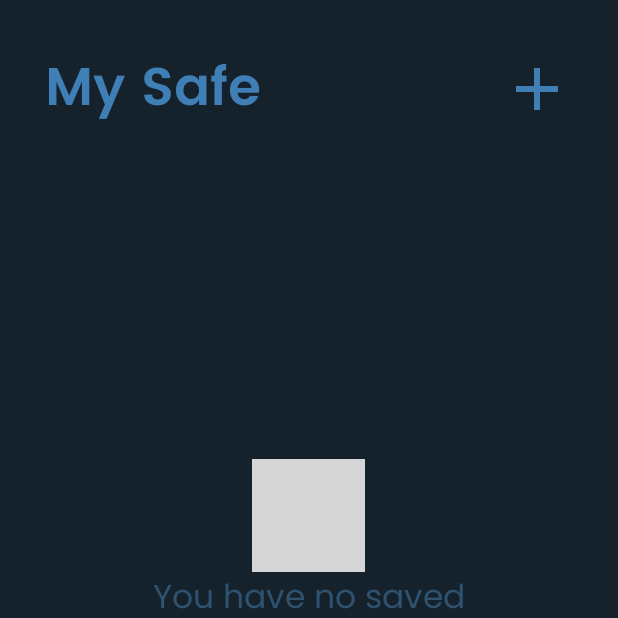
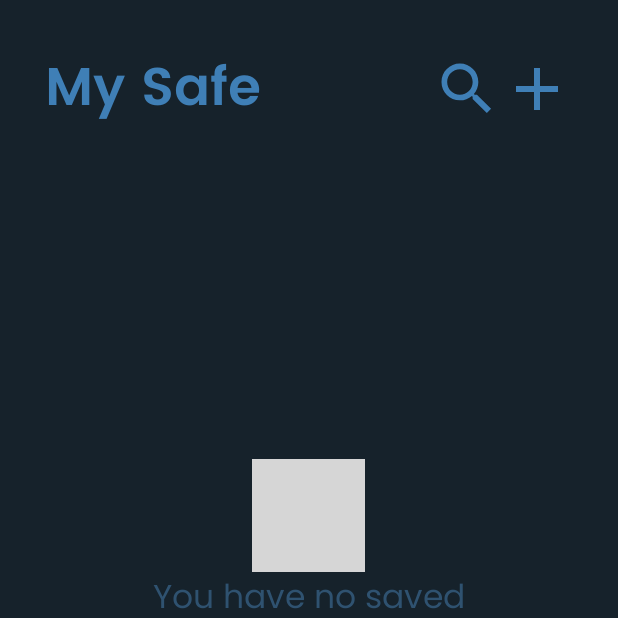
Before and after one commit to StevenCherian/SecureSafe, an Android app: the MainActivity screen opened directly, with no data from a screen before it, on a phone screen of 412 x 824 dp, the top half of it. Run offline under Robolectric (Android 15) with nearby library versions, the phone set to English and light mode, and no system bars; grey boxes are pictures that could not be loaded.

Commit message:
Added search button and search box. Removed underline from text in text boxes

```diff
--- a/app/src/main/java/com/example/cmsc413project/MainActivity.java
+++ b/app/src/main/java/com/example/cmsc413project/MainActivity.java
@@ -1,18 +1,27 @@
 package com.example.cmsc413project;
 
 import androidx.appcompat.app.AppCompatActivity;
+import androidx.appcompat.widget.AppCompatButton;
 import androidx.recyclerview.widget.LinearLayoutManager;
 import androidx.recyclerview.widget.RecyclerView;
 
+import android.animation.ObjectAnimator;
+import android.content.Context;
 import android.content.Intent;
 import android.os.Bundle;
 import android.view.View;
+import android.view.animation.Animation;
+import android.view.animation.AnimationUtils;
+import android.view.inputmethod.InputMethodManager;
 import android.widget.Button;
+import android.widget.EditText;
 import android.widget.LinearLayout;
 
 import com.google.android.material.bottomnavigation.BottomNavigationView;
 
 import java.util.ArrayList;
+import java.util.Collections;
+import java.util.Comparator;
 
 public class MainActivity extends AppCompatActivity {
 
@@ -54,18 +63,63 @@ public class MainActivity extends AppCompatActivity {
 
         manager = new UserPreferencesManager(MainActivity.this);
         loginCredentialsArrayList = manager.getLoginCredentials();
+
+        Collections.sort(loginCredentialsArrayList, new Comparator<LoginCredentials>() {
+            @Override
+            public int compare(LoginCredentials lc1, LoginCredentials lc2) {
+                return lc1.appName.compareToIgnoreCase(lc2.appName);
+            }
+        });
+
         recyclerView.setAdapter(new Adapter(this, loginCredentialsArrayList));
 
         if(loginCredentialsArrayList.size()>0)
             noCredentialsView.setVisibility(View.GONE);
+
+        LinearLayout searchView = findViewById(R.id.searchView);
+
+        AppCompatButton searchButton = findViewById(R.id.searchButton);
+        searchButton.setOnClickListener(new View.OnClickListener() {
+            @Override
+            public void onClick(View view) {
+                ObjectAnimator animation = ObjectAnimator.ofFloat(searchView, "translationY", 35f);
+                animation.setDuration(125);
+                animation.start();
+            }
+        });
+
+        AppCompatButton closeSearchView = findViewById(R.id.closeSearchView);
+        EditText searchInput = findViewById(R.id.searchInput);
+        closeSearchView.setOnClickListener(new View.OnClickListener() {
+            @Override
+            public void onClick(View view) {
+                closeKeyboard();
+                searchInput.setText("");
+
+                ObjectAnimator animation = ObjectAnimator.ofFloat(searchView, "translationY", -300f);
+                animation.setDuration(125);
+                animation.start();
+
+                //CLEAR FILTER
+                recyclerView.setAdapter(new Adapter(MainActivity.this, loginCredentialsArrayList));
+            }
+        });
     }
-
 
     private void openNewCredentialsPage() {
         Intent newCredentialsPage = new Intent(this, AddCredentialsActivity.class);
         startActivity(newCredentialsPage);
     }
 
+    private void closeKeyboard() {
+        View view = this.getCurrentFocus();
+
+        if (view != null) {
+            InputMethodManager manager = (InputMethodManager)
+                    getSystemService(Context.INPUT_METHOD_SERVICE);
+            manager.hideSoftInputFromWindow(view.getWindowToken(), 0);
+        }
+    }
 
     @Override
     public void onBackPressed() {
--- /dev/null
+++ b/app/src/main/res/drawable/ic_search_24.xml
@@ -0,0 +1,10 @@
+<vector xmlns:android="http://schemas.android.com/apk/res/android"
+    android:width="24dp"
+    android:height="24dp"
+    android:viewportWidth="24"
+    android:viewportHeight="24"
+    android:tint="?attr/colorControlNormal">
+  <path
+      android:fillColor="@android:color/white"
+      android:pathData="M15.5,14h-0.79l-0.28,-0.27C15.41,12.59 16,11.11 16,9.5 16,5.91 13.09,3 9.5,3S3,5.91 3,9.5 5.91,16 9.5,16c1.61,0 3.09,-0.59 4.23,-1.57l0.27,0.28v0.79l5,4.99L20.49,19l-4.99,-5zM9.5,14C7.01,14 5,11.99 5,9.5S7.01,5 9.5,5 14,7.01 14,9.5 11.99,14 9.5,14z"/>
+</vector>
--- a/app/src/main/res/drawable/rounded_inputbox.xml
+++ b/app/src/main/res/drawable/rounded_inputbox.xml
@@ -1,10 +1,12 @@
 <?xml version="1.0" encoding="utf-8"?>
-<shape xmlns:android="http://schemas.android.com/apk/res/android">
+<shape xmlns:android="http://schemas.android.com/apk/res/android"
+    android:shape="rectangle">
+
     <solid android:color="#1E2F4C" />
     <corners
-        android:bottomRightRadius="7dp"
-        android:bottomLeftRadius="7dp"
-        android:topLeftRadius="7dp"
-        android:topRightRadius="7dp" />
+        android:bottomRightRadius="8dp"
+        android:bottomLeftRadius="8dp"
+        android:topLeftRadius="8dp"
+        android:topRightRadius="8dp" />
 
 </shape>
--- a/app/src/main/res/layout/activity_main.xml
+++ b/app/src/main/res/layout/activity_main.xml
@@ -4,7 +4,10 @@
     xmlns:tools="http://schemas.android.com/tools"
     android:layout_width="match_parent"
     android:layout_height="match_parent"
+    android:animateLayoutChanges="true"
     android:background="#16222B"
+    android:outlineAmbientShadowColor="@android:color/transparent"
+    android:outlineSpotShadowColor="@android:color/transparent"
     android:translationX="0dp"
     android:translationY="0dp"
     android:translationZ="0dp"
@@ -37,6 +40,14 @@
             android:layout_width="0dp"
             android:layout_height="wrap_content"
             android:layout_weight="1" />
+
+        <androidx.appcompat.widget.AppCompatButton
+            android:id="@+id/searchButton"
+            android:layout_width="45dp"
+            android:layout_height="45dp"
+            android:background="@drawable/ic_search_24"
+            android:backgroundTint="@color/text_blue"
+            tools:ignore="SpeakableTextPresentCheck,TouchTargetSizeCheck" />
 
         <androidx.appcompat.widget.AppCompatButton
             android:id="@+id/addCredentialsButton"
@@ -110,7 +121,54 @@
             android:textAlignment="center"
             android:textAppearance="@style/TextAppearance.AppCompat.Body2"
             android:textColor="#2F5270"
-            android:textSize="22sp" />
+            android:textSize="22sp"
+            tools:ignore="TextContrastCheck" />
+    </LinearLayout>
+
+    <LinearLayout
+        android:id="@+id/searchView"
+        android:layout_width="0dp"
+        android:layout_height="wrap_content"
+        android:layout_marginStart="1dp"
+        android:layout_marginEnd="1dp"
+        android:background="#203043"
+        android:gravity="center_vertical"
+        android:orientation="horizontal"
+        android:paddingTop="25dp"
+        android:paddingBottom="25dp"
+        android:translationY="-110dp"
+        app:layout_constraintEnd_toEndOf="parent"
+        app:layout_constraintStart_toStartOf="parent"
+        app:layout_constraintTop_toTopOf="parent">
+
+        <EditText
+            android:id="@+id/searchInput"
+            android:layout_width="0dp"
+            android:layout_height="40dp"
+            android:layout_marginStart="20dp"
+            android:layout_weight="1"
+            android:autofillHints="Search..."
+            android:background="@drawable/rounded_inputbox"
+            android:backgroundTint="#16222B"
+            android:ems="10"
+            android:hint="Search..."
+            android:inputType="textVisiblePassword"
+            android:paddingHorizontal="12dp"
+            android:textColor="@color/text_blue"
+            android:textColorHint="@color/text_blue"
+            app:boxBackgroundMode="none"
+            app:layout_constraintStart_toStartOf="parent" />
+
+        <androidx.appcompat.widget.AppCompatButton
+            android:id="@+id/closeSearchView"
+            android:layout_width="48dp"
+            android:layout_height="48dp"
+            android:layout_marginStart="5dp"
+            android:layout_marginEnd="20dp"
+            android:background="@drawable/ic_add_24"
+            android:backgroundTint="@color/text_blue"
+            android:rotation="45"
+            tools:ignore="SpeakableTextPresentCheck" />
     </LinearLayout>
 
 </androidx.constraintlayout.widget.ConstraintLayout>
```
Also changed, not shown: app/src/main/res/layout/activity_add_credentials.xml (+10 -4 lines), app/src/main/res/menu/menu_item.xml (added, +12 -0 lines).
